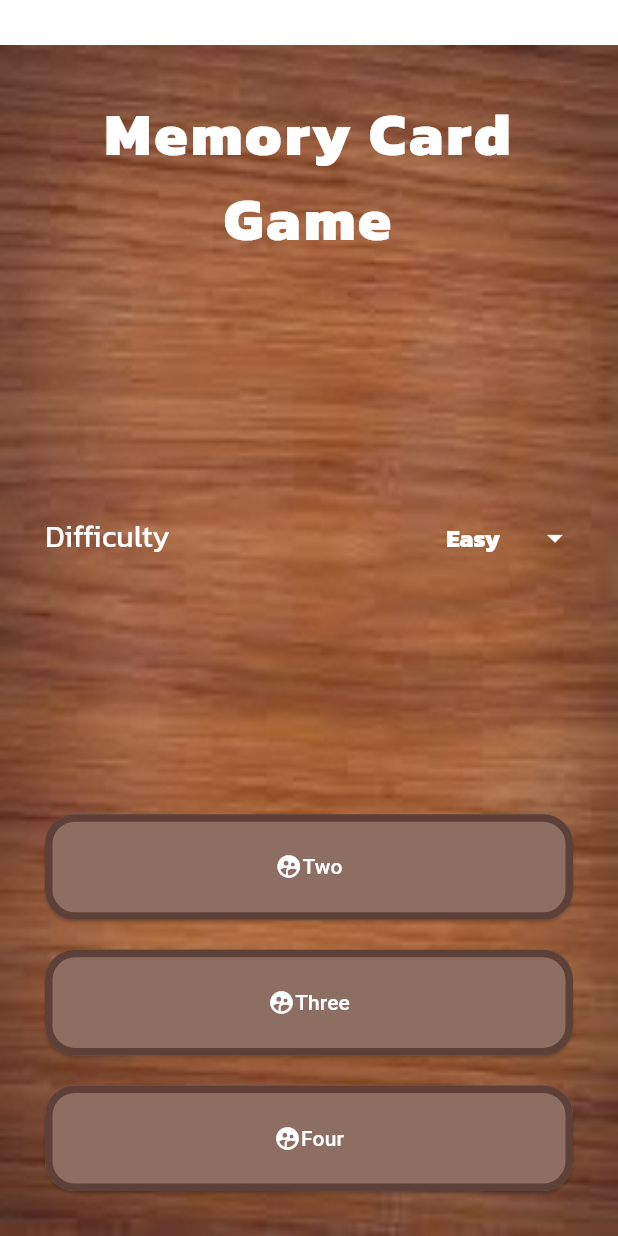
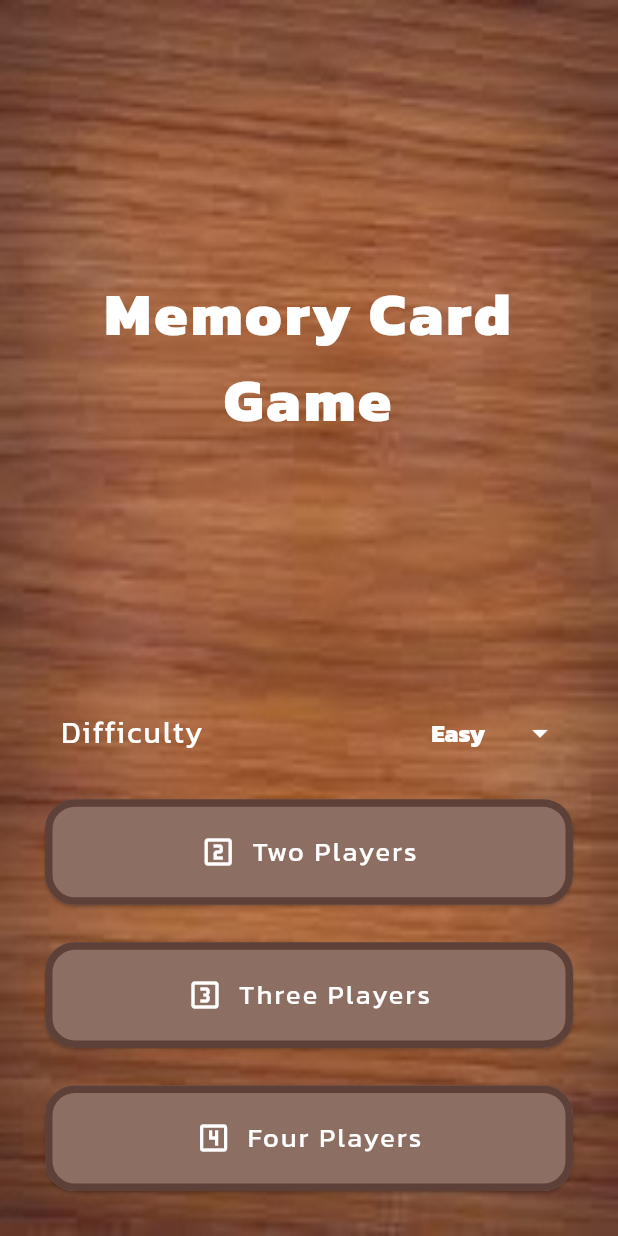
Before and after one commit to ak-210/Memory-Card-Game, a Flutter app: the screen it shows after launch, on a phone screen of 412 x 824 dp. Run offline on Flutter 3.47's test engine with Material 3 defaults, Android fonts, the light colour scheme and no system bars; our stand-ins replace flip_card, hooks_riverpod, riverpod_annotation; generated files the repository leaves out were written again.

Commit message:
UI changes and minor fixes

```diff
--- a/lib/components/difficulty_dropdown.dart
+++ b/lib/components/difficulty_dropdown.dart
@@ -1,7 +1,7 @@
 import 'package:flutter/material.dart';
 import 'package:hooks_riverpod/hooks_riverpod.dart';
-import 'package:riverpod_demo/providers/difficulty_provider.dart';
-import 'package:riverpod_demo/screens/kanit_text.dart';
+import 'package:memory_card_game/providers/difficulty_provider.dart';
+import 'package:memory_card_game/screens/kanit_text.dart';
 
 class DifficultyDropdown extends ConsumerWidget {
   const DifficultyDropdown({super.key});
--- a/lib/components/home_button.dart
+++ b/lib/components/home_button.dart
@@ -1,19 +1,19 @@
 import 'package:flutter/material.dart';
+import 'package:memory_card_game/screens/kanit_text.dart';
 
 class HomeButton extends StatelessWidget {
   final String text;
   final void Function() onPressed;
-  const HomeButton({super.key, required this.text, required this.onPressed});
+  final IconData icon;
+  const HomeButton({super.key, required this.text, required this.onPressed, required this.icon});
 
   @override
   Widget build(BuildContext context) {
     return ElevatedButton(
       style: ElevatedButton.styleFrom(
-        // shadowColor: Colors.transparent,
         surfaceTintColor: Colors.transparent,
         backgroundColor: Colors.brown[400],
         foregroundColor: const Color(0xffffffff),
-        // padding: const EdgeInsets.all(30),
         shape: RoundedRectangleBorder(
             side: BorderSide(
               color: Colors.brown[700]!,
@@ -27,9 +27,11 @@ class HomeButton extends StatelessWidget {
           mainAxisSize: MainAxisSize.min,
           mainAxisAlignment: MainAxisAlignment.spaceBetween,
           children: [
-            Icon(Icons.supervised_user_circle_sharp),
+            Icon(icon, size: 24),
+            const SizedBox(width: 10),
             Text(
-              text,
+              '$text Players',
+              style: kanitTextStyle(size: 18, letterSpacing: 1.5),
             ),
           ],
         ),
--- a/lib/components/score_board.dart
+++ b/lib/components/score_board.dart
@@ -1,8 +1,8 @@
 import 'package:flutter/material.dart';
 import 'package:hooks_riverpod/hooks_riverpod.dart';
-import 'package:riverpod_demo/providers/no_of_cards_provider.dart';
-import 'package:riverpod_demo/providers/player_provider.dart';
-import 'package:riverpod_demo/providers/turn_provider.dart';
+import 'package:memory_card_game/providers/no_of_cards_provider.dart';
+import 'package:memory_card_game/providers/player_provider.dart';
+import 'package:memory_card_game/providers/turn_provider.dart';
 
 class ScoreBoard extends StatelessWidget {
   const ScoreBoard({super.key});
--- a/lib/main.dart
+++ b/lib/main.dart
@@ -1,6 +1,6 @@
 import 'package:flutter/material.dart';
 import 'package:hooks_riverpod/hooks_riverpod.dart';
-import 'package:riverpod_demo/screens/home_screen.dart';
+import 'package:memory_card_game/screens/home_screen.dart';
 
 void main() {
   runApp(const ProviderScope(child: MyApp()));
@@ -32,18 +32,15 @@ class MyHomePage extends StatefulWidget {
 class _MyHomePageState extends State<MyHomePage> {
   @override
   Widget build(BuildContext context) {
-    return SafeArea(
-      minimum: const EdgeInsets.only(top: 30),
-      child: Scaffold(
-        body: Container(
-          decoration: const BoxDecoration(
-            image: DecorationImage(
-              image: AssetImage('assets/images.jpeg'),
-              fit: BoxFit.fill,
-            ),
+    return Scaffold(
+      body: Container(
+        decoration: const BoxDecoration(
+          image: DecorationImage(
+            image: AssetImage('assets/images.jpeg'),
+            fit: BoxFit.fill,
           ),
-          child: const HomeScreen(),
         ),
+        child: const SafeArea(child: HomeScreen()),
       ),
     );
   }
--- a/lib/providers/card_provider.dart
+++ b/lib/providers/card_provider.dart
@@ -1,7 +1,7 @@
 import 'package:flutter/material.dart';
 import 'package:hooks_riverpod/hooks_riverpod.dart';
-import 'package:riverpod_demo/models/card_model.dart';
-import 'package:riverpod_demo/providers/no_of_cards_provider.dart';
+import 'package:memory_card_game/models/card_model.dart';
+import 'package:memory_card_game/providers/no_of_cards_provider.dart';
 
 final cardProvider = Provider<List<CardModel>>((ref) {
   final int num = ref.watch(noOfCardsProvider);
--- a/lib/providers/no_of_cards_provider.dart
+++ b/lib/providers/no_of_cards_provider.dart
@@ -1,5 +1,5 @@
 import 'package:hooks_riverpod/hooks_riverpod.dart';
-import 'package:riverpod_demo/providers/difficulty_provider.dart';
+import 'package:memory_card_game/providers/difficulty_provider.dart';
 
 final noOfCardsProvider = Provider((ref) {
   final diff = ref.watch(difficultyProvider);
--- a/lib/providers/player_provider.dart
+++ b/lib/providers/player_provider.dart
@@ -1,7 +1,7 @@
 import 'package:flutter/material.dart';
 import 'package:hooks_riverpod/hooks_riverpod.dart';
 import 'package:riverpod_annotation/riverpod_annotation.dart';
-import 'package:riverpod_demo/models/player_model.dart';
+import 'package:memory_card_game/models/player_model.dart';
 
 final players = [
   PlayerModel(0, Colors.red, 'Red'),
--- a/lib/providers/selection_provider.dart
+++ b/lib/providers/selection_provider.dart
@@ -1,5 +1,5 @@
 import 'package:riverpod_annotation/riverpod_annotation.dart';
-import 'package:riverpod_demo/models/card_model.dart';
+import 'package:memory_card_game/models/card_model.dart';
 
 part 'selection_provider.g.dart';
 
--- a/lib/screens/home_screen.dart
+++ b/lib/screens/home_screen.dart
@@ -2,10 +2,10 @@ import 'package:flutter/cupertino.dart';
 import 'package:flutter/material.dart';
 import 'package:flutter/widgets.dart';
 import 'package:hooks_riverpod/hooks_riverpod.dart';
-import 'package:riverpod_demo/components/difficulty_dropdown.dart';
-import 'package:riverpod_demo/components/home_button.dart';
-import 'package:riverpod_demo/screens/kanit_text.dart';
-import 'package:riverpod_demo/services/new_game.dart';
+import 'package:memory_card_game/components/difficulty_dropdown.dart';
+import 'package:memory_card_game/components/home_button.dart';
+import 'package:memory_card_game/screens/kanit_text.dart';
+import 'package:memory_card_game/services/new_game.dart';
 
 class HomeScreen extends ConsumerWidget {
   const HomeScreen({super.key});
@@ -18,7 +18,9 @@ class HomeScreen extends ConsumerWidget {
       child: Column(
         mainAxisAlignment: MainAxisAlignment.spaceBetween,
         children: [
-          Text(
+          Expanded(
+            child: Center(
+              child: Text(
                 'Memory Card Game',
                 style: kanitTextStyle(
                   bold: true,
@@ -27,20 +29,26 @@ class HomeScreen extends ConsumerWidget {
                 ),
                 textAlign: TextAlign.center,
               ),
-          Row(
+            ),
+          ),
+          Padding(
+            padding: const EdgeInsets.symmetric(vertical: 20, horizontal: 10),
+            child: Row(
               mainAxisAlignment: MainAxisAlignment.spaceBetween,
               children: [
                 Text(
                   'Difficulty',
-                style: kanitTextStyle(size: 20),
+                  style: kanitTextStyle(size: 20, letterSpacing: 1.5),
                 ),
                 const DifficultyDropdown(),
               ],
             ),
+          ),
           GridView.count(
+            physics: const NeverScrollableScrollPhysics(),
             crossAxisCount: 1,
             childAspectRatio: 5,
-            mainAxisSpacing: 20,
+            mainAxisSpacing: 25,
             shrinkWrap: true,
             children: [
               HomeButton(
@@ -48,18 +56,21 @@ class HomeScreen extends ConsumerWidget {
                   newGame(2, ref, context);
                 },
                 text: 'Two',
+                icon: Icons.looks_two_outlined,
               ),
               HomeButton(
                 onPressed: () {
                   newGame(3, ref, context);
                 },
                 text: 'Three',
+                icon: Icons.looks_3_outlined,
               ),
               HomeButton(
                 onPressed: () {
                   newGame(4, ref, context);
                 },
                 text: 'Four',
+                icon: Icons.looks_4_outlined,
               ),
             ],
           )
--- a/lib/services/new_game.dart
+++ b/lib/services/new_game.dart
@@ -1,10 +1,12 @@
 import 'package:flutter/material.dart';
 import 'package:hooks_riverpod/hooks_riverpod.dart';
-import 'package:riverpod_demo/providers/player_provider.dart';
-import 'package:riverpod_demo/screens/game_screen.dart';
+import 'package:memory_card_game/providers/player_provider.dart';
+import 'package:memory_card_game/screens/game_screen.dart';
+import 'package:memory_card_game/services/get_size.dart';
 
 void newGame(int numPlayers, WidgetRef ref, BuildContext context) {
   ref.read(numOfPlayerProvider.notifier).state = numPlayers;
+  getSizes(ref);
   Navigator.push(context, MaterialPageRoute(
     builder: (context) {
       return const GameScreen();
--- a/pubspec.yaml
+++ b/pubspec.yaml
@@ -1,4 +1,4 @@
-name: riverpod_demo
+name: memory_card_game
 description: "A new Flutter project."
 # The following line prevents the package from being accidentally published to
 # pub.dev using `flutter pub publish`. This is preferred for private packages.
```
Also changed, not shown: lib/components/card_tile_v2.dart (+7 -13 lines), lib/components/game_board.dart (+11 -22 lines), lib/providers/turn_provider.dart (+5 -5 lines), lib/screens/game_screen.dart (+5 -6 lines), lib/services/get_size.dart (added, +27 -0 lines), 16 other files. Lines whose indentation alone changed are shown as unchanged.
